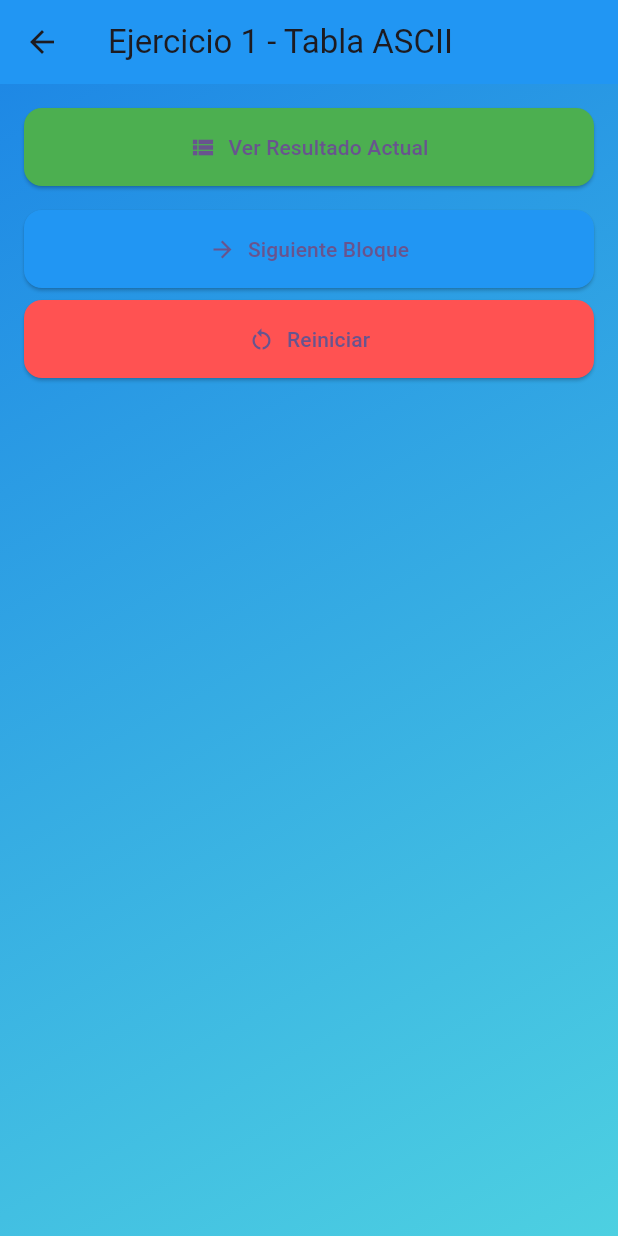
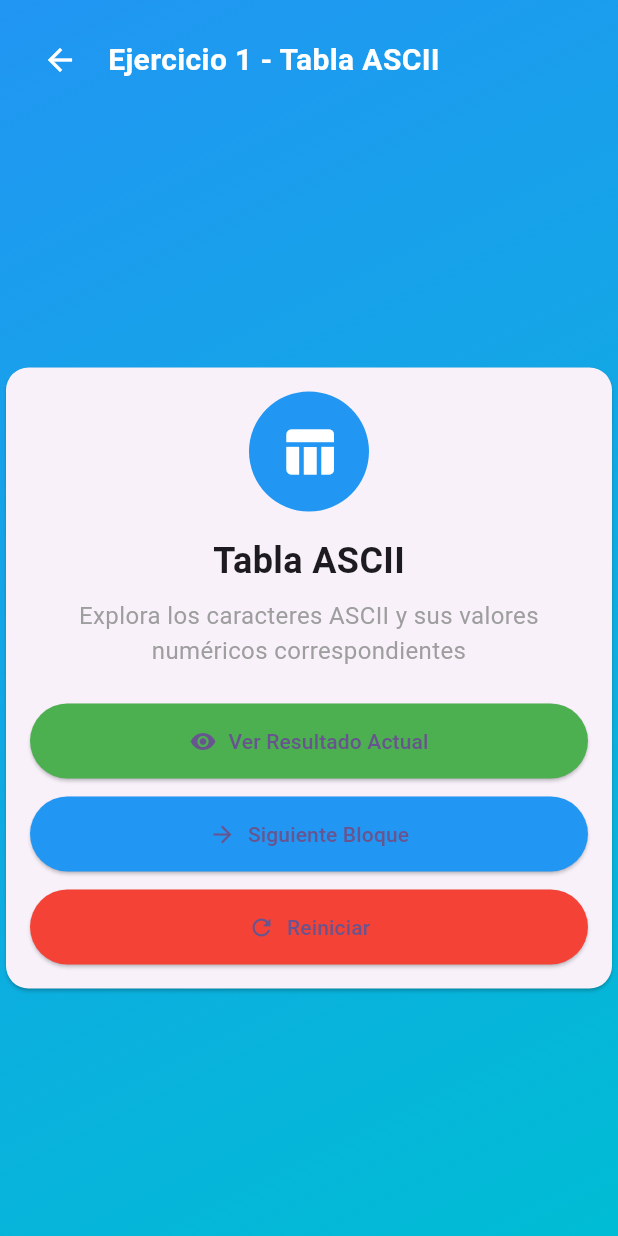
Before and after one commit to Jcnazate11/TareaProblemas_1.2_ControlesBasicos, a Flutter app: the screen it shows after launch, in the side drawer, after a tap on "Ejercicio Nº1", on a phone screen of 412 x 824 dp. Run offline on Flutter 3.47's test engine with Material 3 defaults, Android fonts, the phone set to English and light mode, and no system bars; our stand-ins replace font_awesome_flutter.

Commit message:
cambios realizados

```diff
--- a/Controladores/lib/logica/ejer1_logica.dart
+++ b/Controladores/lib/logica/ejer1_logica.dart
@@ -1,42 +1,25 @@
 class Ejer1 {
-  const Ejer1();
+  List<List<Map<String, String>>> generarBloques() {
+    List<List<Map<String, String>>> bloques = [];
+    List<Map<String, String>> bloqueActual = [];
 
-  // Genera bloques de 23 valores
-  List<String> generarBloques() {
-    List<String> bloques = [];
-    StringBuffer bloqueActual = StringBuffer();
+    for (int i = 32; i <= 127; i++) {
+      bloqueActual.add({
+        'decimal': '$i',
+        'char': String.fromCharCode(i),
+        'hex': i.toRadixString(16).toUpperCase(),
+      });
 
-    for (int n = 0; n <= 255; n++) {
-      String caracter = n >= 32 && n <= 126
-          ? String.fromCharCode(n)
-          : '<${_descripcionCaracterControl(n)}>'; // Descripción para caracteres de control
-
-      // Añade número y carácter al bloque actual
-      bloqueActual.write('$n = \'$caracter\'\n');
-
-      // Cada 23 caracteres, guardar el bloque y comenzar uno nuevo
-      if ((n + 1) % 23 == 0 || n == 255) {
-        bloques.add(bloqueActual.toString());
-        bloqueActual.clear();
+      if (bloqueActual.length == 10) {
+        bloques.add(bloqueActual);
+        bloqueActual = [];
       }
     }
 
-    return bloques; // Devuelve la lista de bloques
-  }
+    if (bloqueActual.isNotEmpty) {
+      bloques.add(bloqueActual);
+    }
 
-  // Descripciones para caracteres de control
-  String _descripcionCaracterControl(int n) {
-    switch (n) {
-      case 0:
-        return 'NULO';
-      case 9:
-        return 'TAB';
-      case 10:
-        return 'SALTO';
-      case 13:
-        return 'RETORNO';
-      default:
-        return 'CTRL$n';
-    }
+    return bloques;
   }
 }
--- a/Controladores/lib/pages/ejer1_screen.dart
+++ b/Controladores/lib/pages/ejer1_screen.dart
@@ -9,7 +9,7 @@ class Ejercicio1Screen extends StatefulWidget {
 
 class _Ejercicio1ScreenState extends State<Ejercicio1Screen> {
   final Ejer1 _logica = Ejer1(); // Instancia de la lógica
-  late List<String> _bloques; // Bloques generados por la lógica
+  late List<List<Map<String, String>>> _bloques; // Bloques generados por la lógica
   int _indiceActual = 0; // Índice del bloque actual
 
   @override
@@ -45,66 +45,125 @@ class _Ejercicio1ScreenState extends State<Ejercicio1Screen> {
   @override
   Widget build(BuildContext context) {
     return Scaffold(
-      appBar: AppBar(
-        title: Text('Ejercicio 1 - Tabla ASCII'),
-        backgroundColor: Colors.blue,
-      ),
       body: Container(
-        padding: EdgeInsets.all(16),
-        decoration: BoxDecoration(
+        decoration: const BoxDecoration(
           gradient: LinearGradient(
-            colors: [Colors.blue.shade600, Colors.cyan.shade300],
+            colors: [Colors.blue, Colors.cyan],
             begin: Alignment.topLeft,
             end: Alignment.bottomRight,
           ),
         ),
+        child: SafeArea(
           child: Column(
-          crossAxisAlignment: CrossAxisAlignment.stretch,
             children: [
-            // Botón para navegar a la pantalla de resultados
+              Padding(
+                padding: const EdgeInsets.all(16.0),
+                child: Row(
+                  children: [
+                    IconButton(
+                      icon: const Icon(Icons.arrow_back, color: Colors.white),
+                      onPressed: () {
+                        Navigator.pop(context);
+                      },
+                    ),
+                    const SizedBox(width: 8),
+                    const Text(
+                      'Ejercicio 1 - Tabla ASCII',
+                      style: TextStyle(
+                        color: Colors.white,
+                        fontSize: 20,
+                        fontWeight: FontWeight.bold,
+                      ),
+                    ),
+                  ],
+                ),
+              ),
+              Expanded(
+                child: Center(
+                  child: SingleChildScrollView(
+                    child: Column(
+                      mainAxisAlignment: MainAxisAlignment.center,
+                      children: [
+                        Card(
+                          shape: RoundedRectangleBorder(
+                            borderRadius: BorderRadius.circular(15),
+                          ),
+                          child: Padding(
+                            padding: const EdgeInsets.all(16.0),
+                            child: Column(
+                              children: [
+                                const CircleAvatar(
+                                  radius: 40,
+                                  backgroundColor: Colors.blue,
+                                  child: Icon(
+                                    Icons.table_chart,
+                                    size: 40,
+                                    color: Colors.white,
+                                  ),
+                                ),
+                                const SizedBox(height: 16),
+                                const Text(
+                                  'Tabla ASCII',
+                                  style: TextStyle(
+                                    fontSize: 24,
+                                    fontWeight: FontWeight.bold,
+                                  ),
+                                ),
+                                const SizedBox(height: 8),
+                                const Text(
+                                  'Explora los caracteres ASCII y sus valores numéricos correspondientes',
+                                  textAlign: TextAlign.center,
+                                  style: TextStyle(
+                                    fontSize: 16,
+                                    color: Colors.grey,
+                                  ),
+                                ),
+                                const SizedBox(height: 24),
                                 ElevatedButton.icon(
-              icon: Icon(Icons.view_list),
-              label: Text('Ver Resultado Actual'),
-              onPressed: _navegarResultado,
+                                  icon: const Icon(Icons.visibility),
+                                  label: const Text('Ver Resultado Actual'),
                                   style: ElevatedButton.styleFrom(
                                     backgroundColor: Colors.green,
-                padding: EdgeInsets.symmetric(vertical: 16),
-                shape: RoundedRectangleBorder(
-                  borderRadius: BorderRadius.circular(12),
+                                    padding: const EdgeInsets.symmetric(horizontal: 16, vertical: 12),
+                                    minimumSize: const Size(double.infinity, 50),
                                   ),
+                                  onPressed: _navegarResultado,
                                 ),
-            ),
-            SizedBox(height: 16),
-            // Botón para avanzar al siguiente bloque
+                                const SizedBox(height: 12),
                                 ElevatedButton.icon(
-              icon: Icon(Icons.arrow_forward),
-              label: Text('Siguiente Bloque'),
-              onPressed: _indiceActual < _bloques.length - 1 ? _siguienteBloque : null,
+                                  icon: const Icon(Icons.arrow_forward),
+                                  label: const Text('Siguiente Bloque'),
                                   style: ElevatedButton.styleFrom(
                                     backgroundColor: Colors.blue,
-                padding: EdgeInsets.symmetric(vertical: 16),
-                shape: RoundedRectangleBorder(
-                  borderRadius: BorderRadius.circular(12),
+                                    padding: const EdgeInsets.symmetric(horizontal: 16, vertical: 12),
+                                    minimumSize: const Size(double.infinity, 50),
                                   ),
+                                  onPressed: _siguienteBloque,
                                 ),
+                                const SizedBox(height: 12),
+                                ElevatedButton.icon(
+                                  icon: const Icon(Icons.refresh),
+                                  label: const Text('Reiniciar'),
+                                  style: ElevatedButton.styleFrom(
+                                    backgroundColor: Colors.red,
+                                    padding: const EdgeInsets.symmetric(horizontal: 16, vertical: 12),
+                                    minimumSize: const Size(double.infinity, 50),
                                   ),
-            SizedBox(height: 8),
-            // Botón para reiniciar la tabla
-            ElevatedButton.icon(
-              icon: Icon(Icons.restart_alt),
-              label: Text('Reiniciar'),
                                   onPressed: _reiniciar,
-              style: ElevatedButton.styleFrom(
-                backgroundColor: Colors.redAccent,
-                padding: EdgeInsets.symmetric(vertical: 16),
-                shape: RoundedRectangleBorder(
-                  borderRadius: BorderRadius.circular(12),
+                                ),
+                              ],
                             ),
                           ),
                         ),
                       ],
                     ),
                   ),
+                ),
+              ),
+            ],
+          ),
+        ),
+      ),
     );
   }
 }
--- a/Controladores/lib/pages/menu_screen.dart
+++ b/Controladores/lib/pages/menu_screen.dart
@@ -2,7 +2,7 @@
 import 'package:flutter/material.dart';
 import 'ejer1_screen.dart';
 import 'ejer2_screen.dart';
-
+import 'ejer5_screen.dart';
 import 'ejer4_screen.dart';
 
 class Menu extends StatelessWidget {
@@ -91,17 +91,17 @@ class Menu extends StatelessWidget {
                   );
                 },
               ),
-              /*
+
               ListTile(
                 leading: Icon(Icons.done_outline),
                 title: Text('Ejercicio Nº5'),
                 onTap: () {
                   Navigator.push(
                     context,
-                    MaterialPageRoute(builder: (context) => Ejer5()),
+                    MaterialPageRoute(builder: (context) => Ejercicio5Screen()),
                   );
                 },
-              ),
+              ), /*
               ListTile(
                 leading: Icon(Icons.done_outline),
                 title: Text('Ejercicio Nº6'),
--- a/Controladores/pubspec.yaml
+++ b/Controladores/pubspec.yaml
@@ -11,6 +11,7 @@ dependencies:
   flutter:
     sdk: flutter
   cupertino_icons: ^1.0.8
+  font_awesome_flutter: ^10.4.0
 
 dev_dependencies:
   flutter_test:
```
Also changed, not shown: Controladores/lib/logica/ejer5_logica.dart (added, +22 -0 lines), Controladores/lib/pages/ejer1_result_screen.dart (+30 -14 lines), Controladores/lib/pages/ejer5_result_screen.dart (added, +40 -0 lines), Controladores/lib/pages/ejer5_screen.dart (added, +159 -0 lines), Controladores/pubspec.lock. Lines whose indentation alone changed are shown as unchanged.
